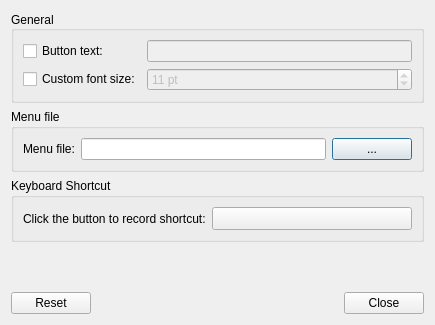
Qt form plugin-mainmenu/lxqtmainmenuconfiguration.ui (lxqt/lxqt-panel) before a commit.
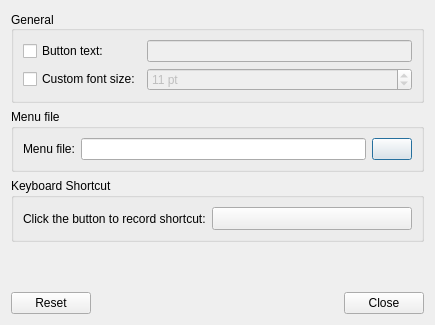
The same form after that commit. Custom widgets are drawn as their Qt base class.

Commit message:
plugin-mainmenu: config: editable menu file & button icon
fixes lxde/lxqt#664

The edit to the form file:
```diff
--- a/plugin-mainmenu/lxqtmainmenuconfiguration.ui
+++ b/plugin-mainmenu/lxqtmainmenuconfiguration.ui
@@ -89,18 +89,10 @@
        </widget>
       </item>
       <item row="0" column="1">
-       <widget class="QLineEdit" name="menuFilePathLE">
-        <property name="readOnly">
-         <bool>true</bool>
-        </property>
-       </widget>
+       <widget class="QLineEdit" name="menuFilePathLE"/>
       </item>
       <item row="0" column="2">
-       <widget class="QPushButton" name="chooseMenuFilePB">
-        <property name="text">
-         <string>...</string>
-        </property>
-       </widget>
+       <widget class="QPushButton" name="chooseMenuFilePB"/>
       </item>
      </layout>
     </widget>
```
The commit also changes 1 other file.
